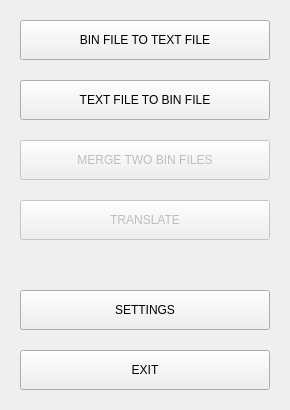
psv-git/BDOLang, file src/Forms/MainWindow.ui: the form before one commit.
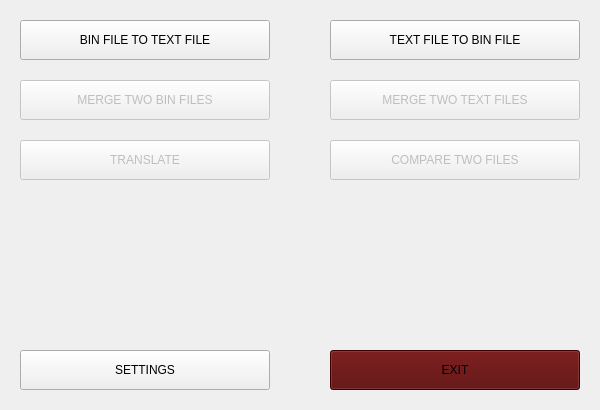
The form after the commit.

```diff
--- a/src/Forms/MainWindow.ui
+++ b/src/Forms/MainWindow.ui
@@ -6,7 +6,7 @@
    <rect>
     <x>0</x>
     <y>0</y>
-    <width>290</width>
+    <width>600</width>
     <height>410</height>
    </rect>
   </property>
@@ -16,12 +16,6 @@
     <height>410</height>
    </size>
   </property>
-  <property name="maximumSize">
-   <size>
-    <width>290</width>
-    <height>410</height>
-   </size>
-  </property>
   <property name="windowTitle">
    <string notr="true">BDOLang</string>
   </property>
@@ -33,7 +27,7 @@
     <property name="geometry">
      <rect>
       <x>20</x>
-      <y>200</y>
+      <y>140</y>
       <width>250</width>
       <height>40</height>
      </rect>
@@ -79,8 +73,8 @@
    <widget class="QPushButton" name="button2">
     <property name="geometry">
      <rect>
-      <x>20</x>
-      <y>80</y>
+      <x>330</x>
+      <y>20</y>
       <width>250</width>
       <height>40</height>
      </rect>
@@ -98,7 +92,7 @@
    <widget class="QPushButton" name="exitButton">
     <property name="geometry">
      <rect>
-      <x>20</x>
+      <x>330</x>
       <y>350</y>
       <width>250</width>
       <height>40</height>
@@ -108,7 +102,8 @@
      <enum>Qt::TabFocus</enum>
     </property>
     <property name="styleSheet">
-     <string notr="true">font: 87 10pt &quot;Arial Black&quot;;</string>
+     <string notr="true">font: 87 10pt &quot;Arial Black&quot;;
+background-color: rgb(85, 0, 0);</string>
     </property>
     <property name="text">
      <string>EXIT</string>
@@ -118,7 +113,7 @@
     <property name="geometry">
      <rect>
       <x>20</x>
-      <y>290</y>
+      <y>350</y>
       <width>250</width>
       <height>40</height>
      </rect>
@@ -146,7 +141,7 @@
     <property name="geometry">
      <rect>
       <x>20</x>
-      <y>140</y>
+      <y>80</y>
       <width>250</width>
       <height>40</height>
      </rect>
@@ -161,6 +156,56 @@
      <string>MERGE TWO BIN FILES</string>
     </property>
    </widget>
+   <widget class="QPushButton" name="mtButton">
+    <property name="enabled">
+     <bool>false</bool>
+    </property>
+    <property name="geometry">
+     <rect>
+      <x>330</x>
+      <y>80</y>
+      <width>250</width>
+      <height>40</height>
+     </rect>
+    </property>
+    <property name="focusPolicy">
+     <enum>Qt::TabFocus</enum>
+    </property>
+    <property name="styleSheet">
+     <string notr="true">font: 87 10pt &quot;Arial Black&quot;;</string>
+    </property>
+    <property name="text">
+     <string>MERGE TWO TEXT FILES</string>
+    </property>
+   </widget>
+   <widget class="QPushButton" name="compButton">
+    <property name="enabled">
+     <bool>false</bool>
+    </property>
+    <property name="geometry">
+     <rect>
+      <x>330</x>
+      <y>140</y>
+      <width>250</width>
+      <height>40</height>
+     </rect>
+    </property>
+    <property name="focusPolicy">
+     <enum>Qt::TabFocus</enum>
+    </property>
+    <property name="toolTip">
+     <string>&lt;html&gt;&lt;head/&gt;&lt;body&gt;&lt;p&gt;&lt;span style=&quot; font-size:16pt;&quot;&gt;Translate .loc file&lt;/span&gt;&lt;/p&gt;&lt;/body&gt;&lt;/html&gt;</string>
+    </property>
+    <property name="toolTipDuration">
+     <number>1</number>
+    </property>
+    <property name="styleSheet">
+     <string notr="true">font: 87 10pt &quot;Arial Black&quot;;</string>
+    </property>
+    <property name="text">
+     <string>COMPARE TWO FILES</string>
+    </property>
+   </widget>
   </widget>
   <action name="settings">
    <property name="text">
```
Left out of the diff: 14 changed lines with no effect on the pictures.
